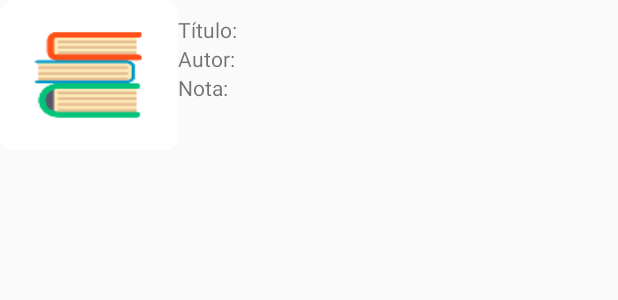
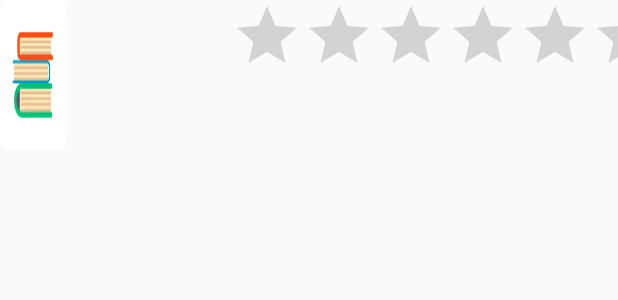
Before and after one commit to BiaChacon/MeusLivros, an Android app: the layout livro_layout.xml on its own in the app's theme, with its tools: preview values and no code run, on a phone screen of 412 x 824 dp. Shown: the top 300 px of the screen. Run offline under Robolectric (Android 15) with nearby library versions, the phone set to English and light mode, and no system bars.

Commit message:
layout livro inflater

```diff
--- a/app/src/main/res/layout/livro_layout.xml
+++ b/app/src/main/res/layout/livro_layout.xml
@@ -9,14 +9,14 @@
         android:id="@+id/imgLivro"
         android:layout_width="10dp"
         android:layout_height="100dp"
-        android:layout_weight="3"
+        android:layout_weight="2"
         android:foreground="@mipmap/ic_launcher" />
 
     <LinearLayout
         android:layout_width="wrap_content"
         android:layout_height="wrap_content"
         android:orientation="vertical"
-        android:layout_weight="7"
+        android:layout_weight="6"
         android:layout_marginTop="10dp">
 
         <LinearLayout
@@ -25,16 +25,12 @@
             android:orientation="horizontal">
 
             <TextView
-                android:id="@+id/textView8"
-                android:layout_width="wrap_content"
-                android:layout_height="wrap_content"
-                android:text="@string/titulo" />
-
-            <TextView
                 android:id="@+id/nomeLivro"
                 android:layout_width="match_parent"
                 android:layout_height="wrap_content"
-                android:layout_marginLeft="5dp"/>
+                android:layout_marginLeft="5dp"
+                android:textSize="18sp"
+                android:textStyle="bold" />
 
         </LinearLayout>
 
@@ -44,35 +40,18 @@
             android:orientation="horizontal">
 
             <TextView
-                android:id="@+id/textView11"
-                android:layout_width="wrap_content"
-                android:layout_height="wrap_content"
-                android:text="@string/autor" />
-
-            <TextView
                 android:id="@+id/nomeAutor"
                 android:layout_width="wrap_content"
                 android:layout_height="wrap_content"
                 android:layout_marginLeft="5dp"/>
         </LinearLayout>
 
-        <LinearLayout
-            android:layout_width="wrap_content"
-            android:layout_height="wrap_content"
-            android:orientation="horizontal">
-
-            <TextView
-                android:id="@+id/textView13"
-                android:layout_width="wrap_content"
-                android:layout_height="wrap_content"
-                android:text="@string/nota"/>
-
-            <TextView
-                android:id="@+id/notaLivro"
-                android:layout_width="wrap_content"
-                android:layout_height="wrap_content"
-                android:layout_marginLeft="5dp"/>
-        </LinearLayout>
     </LinearLayout>
 
+    <RatingBar
+        android:id="@+id/notaL"
+        android:layout_width="wrap_content"
+        android:layout_height="wrap_content"
+        android:layout_weight="1" />
+
 </LinearLayout>
```
